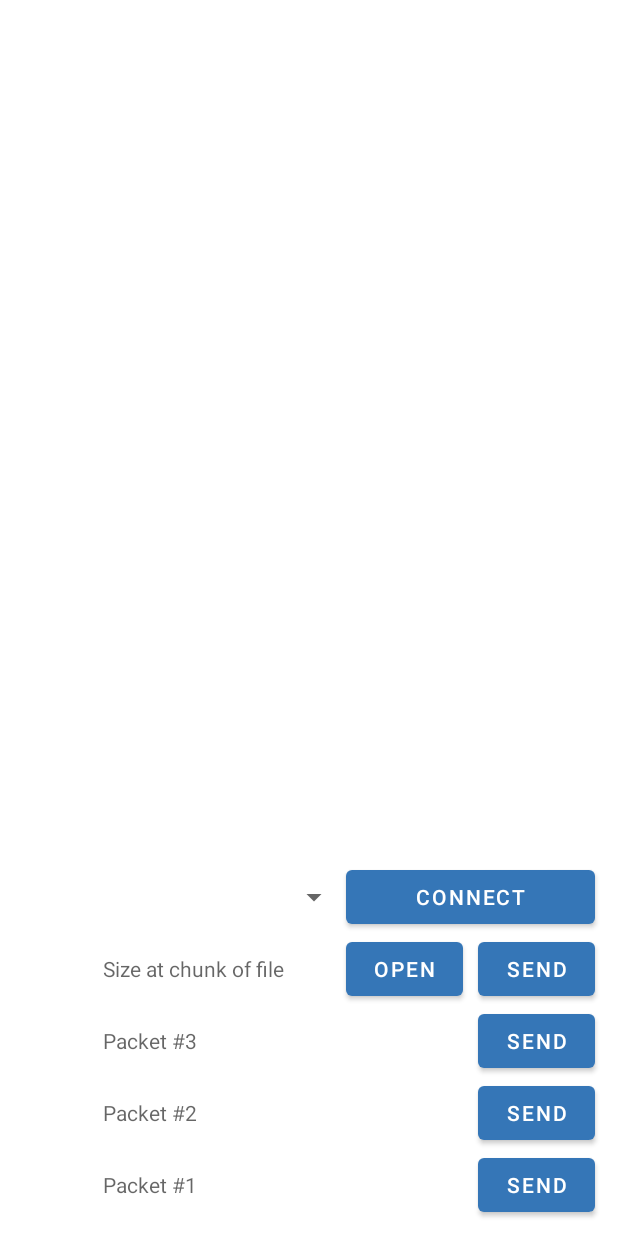
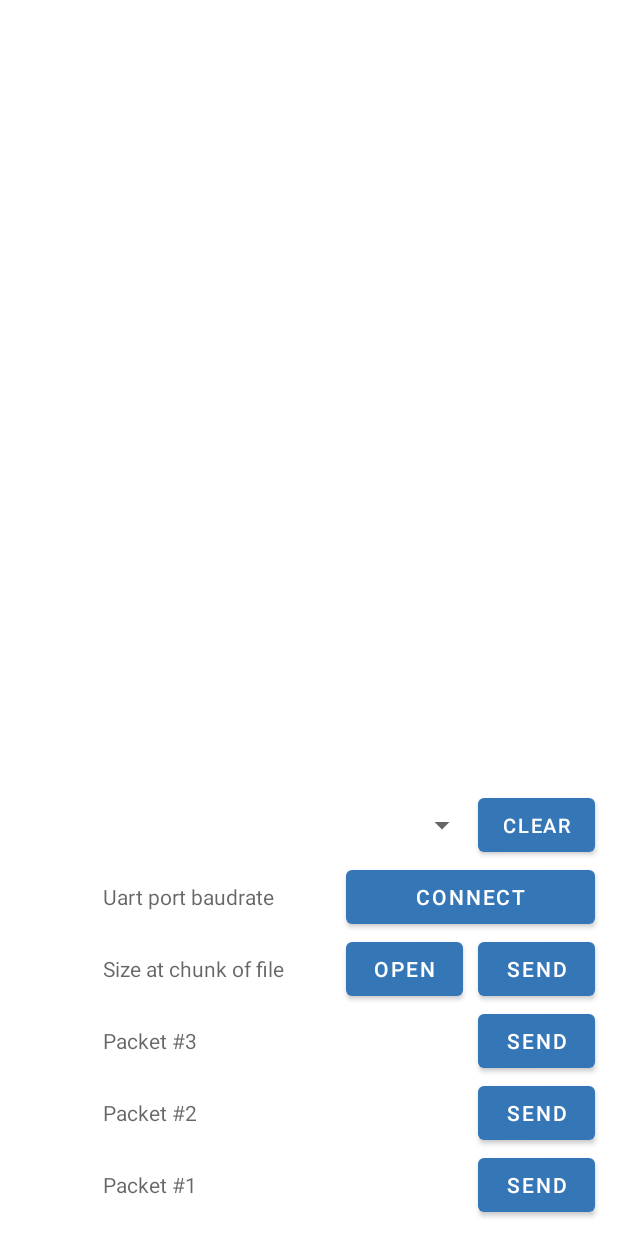
Before and after one commit to danil-murashkin/android_serial_terminal, an Android app: the layout activity_main.xml on its own in the app's theme, with its tools: preview values and no code run, on a phone screen of 412 x 824 dp. Run offline under Robolectric (Android 15) with nearby library versions, the phone set to English and light mode, and no system bars.

Commit message:
Stable functional for uart port

```diff
--- a/app/src/main/java/com/danil_murashkin/serial_terminal/UARTOperator.kt
+++ b/app/src/main/java/com/danil_murashkin/serial_terminal/UARTOperator.kt
@@ -11,5 +11,5 @@ import java.io.Closeable
 interface UARTOperator : Closeable {
     fun open( path: String, baudRate: Int = 115200, dataBits: Int = 8, stopBits: Int = 1, parity: Char = 'N' ):Int
     fun write(data: ByteArray, data_len: Int)
-    fun read(maxSize: Int = 256): ByteArray?
+    fun read(maxSize: Int = 256, timeout:Int = 0): ByteArray?
 }
--- a/app/src/main/java/com/danil_murashkin/serial_terminal/UARTPort.kt
+++ b/app/src/main/java/com/danil_murashkin/serial_terminal/UARTPort.kt
@@ -29,8 +29,8 @@ class UARTPort : UARTOperator {
         writePort(data, data_len)
     }
 
-    override fun read(maxSize: Int): ByteArray? {
-        return readPort(maxSize)
+    override fun read(maxSize: Int, timeout: Int): ByteArray? {
+        return readPort(maxSize, timeout)
     }
 
     override fun close() {
@@ -40,7 +40,7 @@ class UARTPort : UARTOperator {
 
 
     private external fun openPort(path: String, baudRate: Int = 115200, dataBits: Int = 8, stopBits: Int = 1, parity: Char = 'N'): Int
-    private external fun readPort(maxSize: Int): ByteArray?
+    private external fun readPort(maxSize: Int, timeout: Int = 0): ByteArray?
     private external fun writePort(data: ByteArray, data_len: Int)
     private external fun closePort()
 
--- a/app/src/main/res/layout/activity_main.xml
+++ b/app/src/main/res/layout/activity_main.xml
@@ -70,6 +70,19 @@
         app:layout_constraintStart_toStartOf="@+id/packetData1EditText" />
 
 
+    <com.google.android.material.textfield.TextInputEditText
+        android:id="@+id/uartPortBaudrateEditText"
+        android:layout_width="150dp"
+        android:layout_height="48dp"
+        android:background="#FFFFFF"
+        android:hint="Uart port baudrate"
+        android:inputType="number|numberDecimal"
+        android:singleLine="true"
+        android:textAlignment="viewStart"
+        android:textSize="14sp"
+        app:layout_constraintBottom_toBottomOf="@+id/uartConnectButton"
+        app:layout_constraintStart_toStartOf="@+id/packetData1EditText" />
+
     <Button
         android:id="@+id/sendPacket2Button"
         android:layout_width="78dp"
@@ -105,6 +118,15 @@
         app:layout_constraintEnd_toEndOf="@+id/sendPacket1Button" />
 
     <Button
+        android:id="@+id/clearButton"
+        android:layout_width="78dp"
+        android:layout_height="48dp"
+        android:text="CLEAR"
+        android:textSize="13.2sp"
+        app:layout_constraintBottom_toTopOf="@+id/uartConnectButton"
+        app:layout_constraintEnd_toEndOf="@+id/sendPacket1Button" />
+
+    <Button
         android:id="@+id/openFileButton"
         android:layout_width="78dp"
         android:layout_height="48dp"
@@ -124,19 +146,19 @@
     <TextView
         android:id="@+id/consoleTextView"
         android:layout_width="330dp"
-        android:layout_height="500dp"
+        android:layout_height="400dp"
         android:contentDescription="Console"
         android:scrollbarStyle="insideOverlay"
         android:textAlignment="viewStart"
-        app:layout_constraintBottom_toTopOf="@+id/uartConnectButton"
+        android:textIsSelectable="true"
+        app:layout_constraintBottom_toTopOf="@+id/uartPortsSpinner"
         app:layout_constraintStart_toStartOf="@+id/packetData1EditText" />
 
     <Spinner
         android:id="@+id/uartPortsSpinner"
-        android:layout_width="174dp"
+        android:layout_width="250dp"
         android:layout_height="48dp"
-        android:layout_marginStart="-9dp"
-        app:layout_constraintBottom_toBottomOf="@+id/uartConnectButton"
+        app:layout_constraintBottom_toTopOf="@+id/uartConnectButton"
         app:layout_constraintStart_toStartOf="@+id/packetData1EditText" />
 
 </androidx.constraintlayout.widget.ConstraintLayout>
```
Also changed, not shown: app/src/main/java/com/danil_murashkin/serial_terminal/MainActivity.kt (+56 -62 lines), 3 other files.
